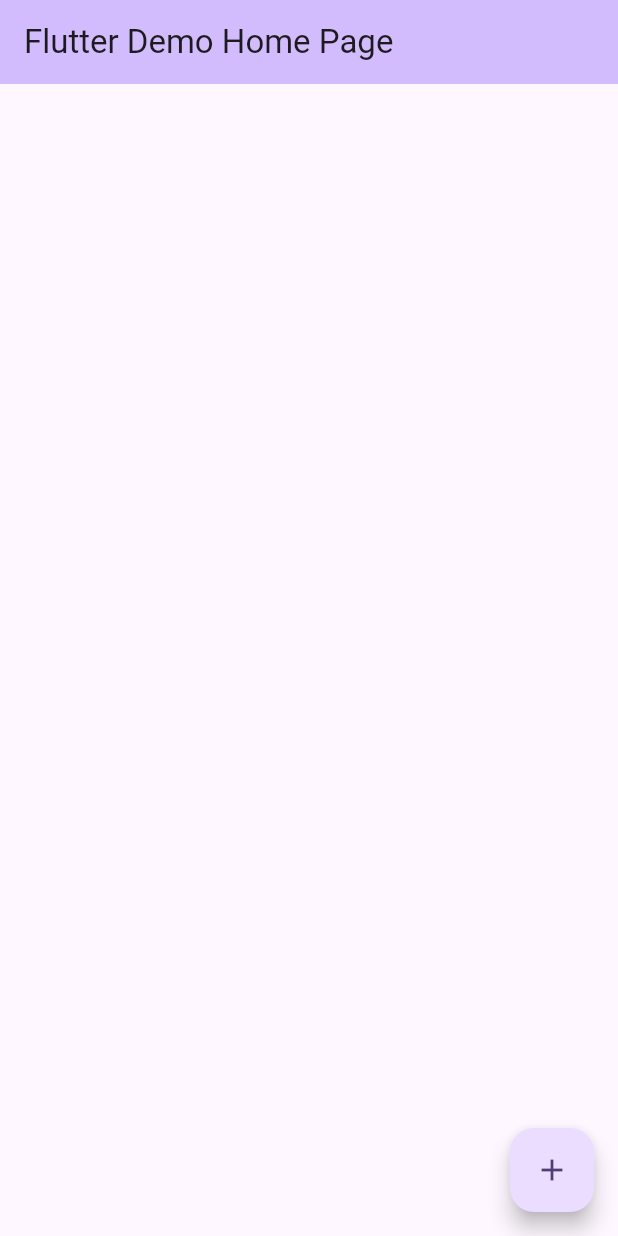
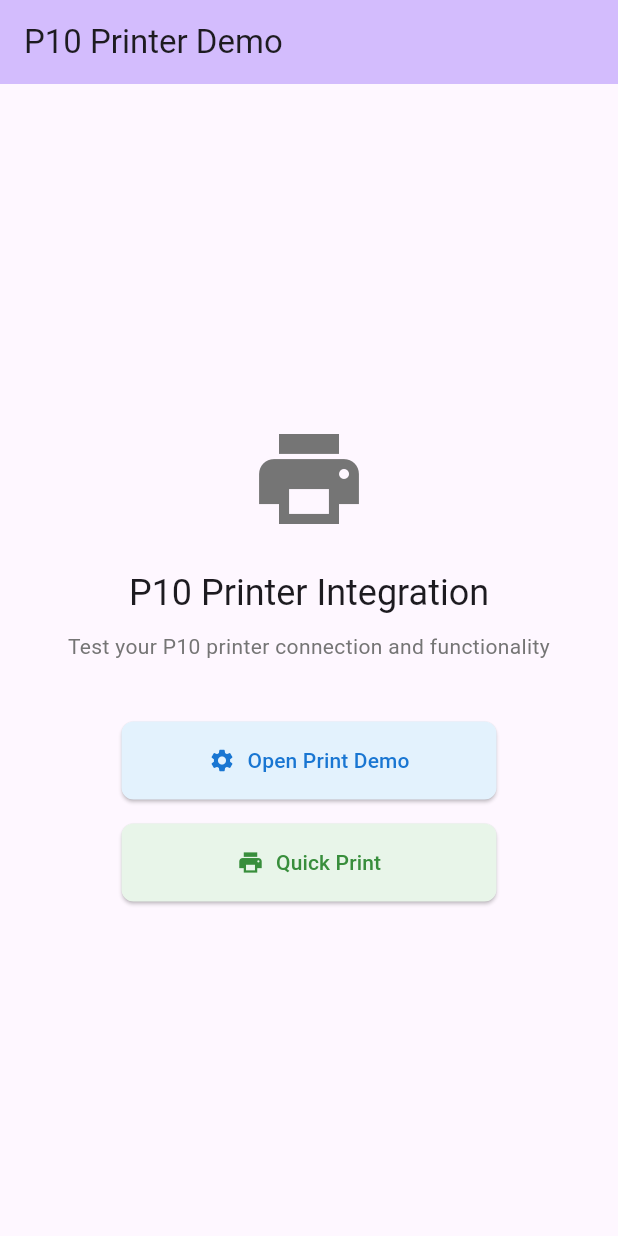
Before and after one commit to tomdg13/p10_printer, a Flutter app: the screen it shows after launch, on a phone screen of 412 x 824 dp. Run offline on Flutter 3.47's test engine with Material 3 defaults, Android fonts, the phone set to English and light mode, and no system bars.

Commit message:
printer success

```diff
--- a/lib/main.dart
+++ b/lib/main.dart
@@ -1,5 +1,6 @@
 import 'package:flutter/material.dart';
 import 'package:flutter/services.dart';
+import 'printdemo.dart'; // Import the PrintDemo
 
 void main() {
   runApp(const MyApp());
@@ -8,16 +9,15 @@ void main() {
 class MyApp extends StatelessWidget {
   const MyApp({super.key});
 
-  // This widget is the root of your application.
   @override
   Widget build(BuildContext context) {
     return MaterialApp(
-      title: 'Flutter Demo',
+      title: 'P10 Printer Demo',
       theme: ThemeData(
         colorScheme: ColorScheme.fromSeed(seedColor: Colors.deepPurple),
         useMaterial3: true,
       ),
-      home: const MyHomePage(title: 'Flutter Demo Home Page'),
+      home: const MyHomePage(title: 'P10 Printer Demo'),
     );
   }
 }
@@ -33,22 +33,40 @@ class MyHomePage extends StatefulWidget {
 
 class _MyHomePageState extends State<MyHomePage> {
   static const platform = MethodChannel('com.example/printerState');
+  bool _isPrinting = false;
 
-  @override
-  void initState() {
-    try {
-      platform.invokeMethod('connectPrinterServices');
-    } on PlatformException catch (e) {
-      print("Error: ${e.message}");
-    }
-
-    super.initState();
+  void _navigateToPrintDemo() {
+    Navigator.push(
+      context,
+      MaterialPageRoute(builder: (context) => const PrintDemo()),
+    );
   }
 
-  void onPrinter() {
-    platform.invokeMethod('onPrint');
+  void _quickPrint() async {
+    setState(() {
+      _isPrinting = true;
+    });
+
+    try {
+      await platform.invokeMethod('onPrint');
+      _showSnackBar('Receipt printed successfully!');
+    } on PlatformException catch (e) {
+      _showSnackBar('Print failed: ${e.message}');
+    } finally {
+      setState(() {
+        _isPrinting = false;
+      });
+    }
   }
 
+  void _showSnackBar(String message) {
+    ScaffoldMessenger.of(context).showSnackBar(
+      SnackBar(
+        content: Text(message),
+        duration: const Duration(seconds: 2),
+      ),
+    );
+  }
 
   @override
   Widget build(BuildContext context) {
@@ -57,13 +75,76 @@ class _MyHomePageState extends State<MyHomePage> {
         backgroundColor: Theme.of(context).colorScheme.inversePrimary,
         title: Text(widget.title),
       ),
-      body: const Center(),
-      floatingActionButton: FloatingActionButton(
-        onPressed: onPrinter,
-        tooltip: 'OnPrint',
-        child: const Icon(Icons.add),
+      body: Center(
+        child: Column(
+          mainAxisAlignment: MainAxisAlignment.center,
+          children: [
+            Icon(
+              Icons.print,
+              size: 80,
+              color: Colors.grey.shade600,
+            ),
+            const SizedBox(height: 20),
+            Text(
+              'P10 Printer Integration',
+              style: Theme.of(context).textTheme.headlineSmall,
+            ),
+            const SizedBox(height: 10),
+            Text(
+              'Test your P10 printer connection and functionality',
+              style: Theme.of(context).textTheme.bodyMedium?.copyWith(
+                color: Colors.grey.shade600,
+              ),
+              textAlign: TextAlign.center,
+            ),
+            const SizedBox(height: 40),
+
+            // Print Demo Button
+            SizedBox(
+              width: 250,
+              child: ElevatedButton.icon(
+                onPressed: _navigateToPrintDemo,
+                icon: const Icon(Icons.settings),
+                label: const Text('Open Print Demo'),
+                style: ElevatedButton.styleFrom(
+                  backgroundColor: Colors.blue.shade50,
+                  foregroundColor: Colors.blue.shade700,
+                  padding: const EdgeInsets.symmetric(vertical: 16),
+                  shape: RoundedRectangleBorder(
+                    borderRadius: BorderRadius.circular(8),
+                  ),
+                ),
+              ),
+            ),
+
+            const SizedBox(height: 16),
+
+            // Quick Print Button
+            SizedBox(
+              width: 250,
+              child: ElevatedButton.icon(
+                onPressed: _isPrinting ? null : _quickPrint,
+                icon: _isPrinting
+                    ? const SizedBox(
+                        width: 16,
+                        height: 16,
+                        child: CircularProgressIndicator(strokeWidth: 2),
+                      )
+                    : const Icon(Icons.print),
+                label: Text(_isPrinting ? 'Printing...' : 'Quick Print'),
+                style: ElevatedButton.styleFrom(
+                  backgroundColor: Colors.green.shade50,
+                  foregroundColor: Colors.green.shade700,
+                  padding: const EdgeInsets.symmetric(vertical: 16),
+                  shape: RoundedRectangleBorder(
+                    borderRadius: BorderRadius.circular(8),
+                  ),
+                ),
+              ),
+            ),
+          ],
+        ),
       ),
-
     );
   }
 }
```
Also changed, not shown: lib/printdemo.dart (added, +370 -0 lines), 3 other files.
